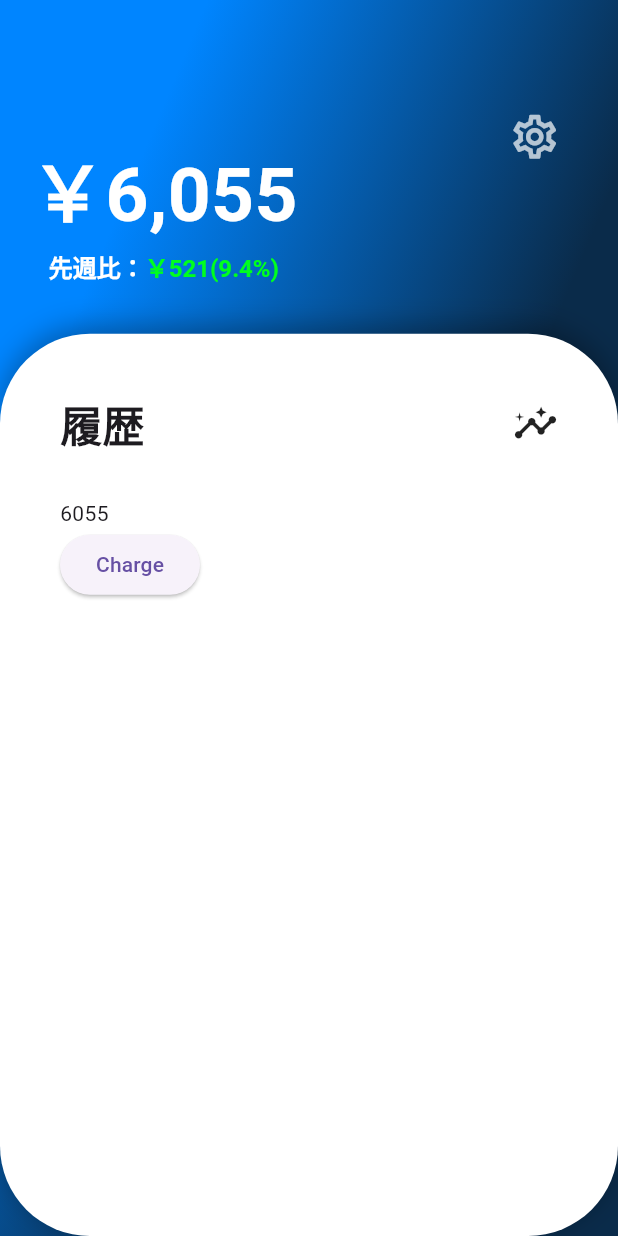
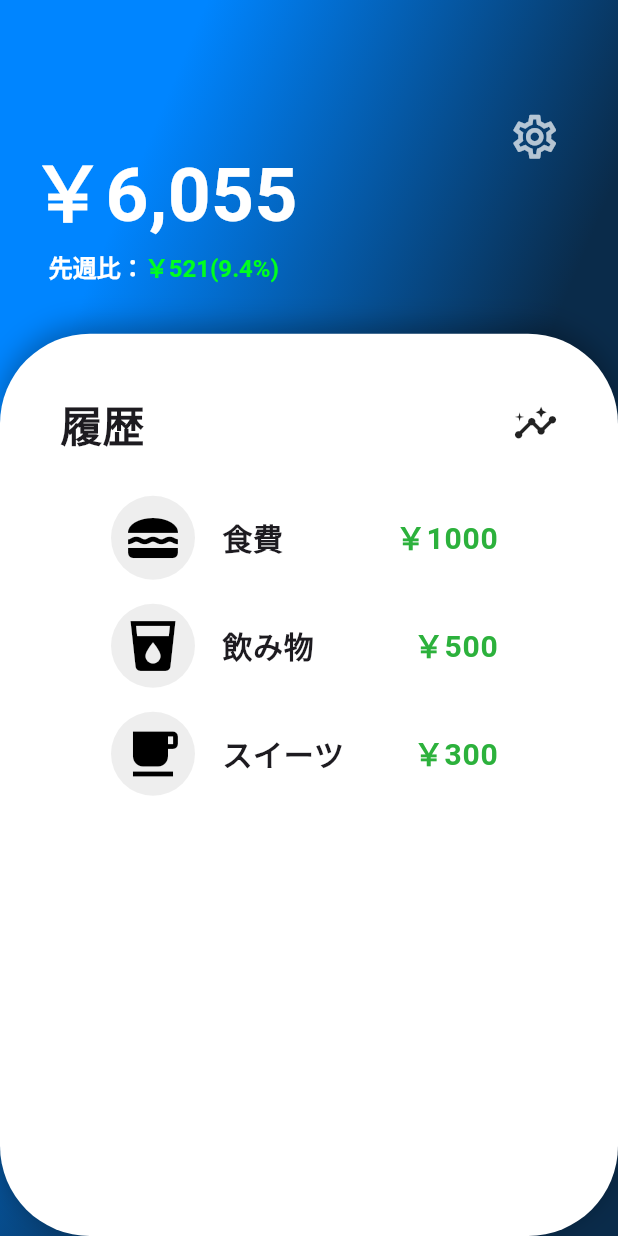
Before and after one commit to kou-nagamine/new_save_money, a Flutter app: the screen it shows after launch, on a phone screen of 412 x 824 dp. Run offline on Flutter 3.47's test engine with Material 3 defaults, Android fonts, the light colour scheme and no system bars; our stand-ins replace flutter_riverpod, riverpod_annotation, shared_preferences; missing offline and left inert: iconoir_flutter; generated files the repository leaves out were written again.

Commit message:
feat：履歴のリストコンポーネントの作成

```diff
--- a/lib/views/pages/home/components/money_history.dart
+++ b/lib/views/pages/home/components/money_history.dart
@@ -0,0 +1,67 @@
+import "package:flutter/foundation.dart";
+import "package:flutter/material.dart";
+
+class MoneyHistoryList extends StatelessWidget {
+  final List<Map<String, dynamic>> historyData;
+  MoneyHistoryList({required this.historyData});
+
+// アイコン名を文字列からIconDataに変換するメソッド
+  IconData _getIconForCategory(String categoryIcon) {
+    switch (categoryIcon) {
+      case 'food':
+        return Icons.lunch_dining;
+      case 'drink':
+        return Icons.local_drink;
+      case 'sweet':
+        return Icons.local_cafe;
+      default:
+        return Icons.help; // デフォルトアイコン
+    }
+  }
+
+  @override
+  Widget build(BuildContext context) {
+    return ListView.builder(
+      itemCount: historyData.length,
+      itemBuilder: (context, index) {
+        final item = historyData[index];
+        final String categoryName = item['categoryName'];
+        final String categoryIcon = item['categoryIcon'];
+        final int price = item['price'];
+
+        return Padding(
+          padding: const EdgeInsets.symmetric(vertical: 8.0, horizontal: 16.0),
+          child: ListTile(
+            title: Text(
+              categoryName,
+              style: TextStyle(
+              fontSize: 20,
+              fontWeight: FontWeight.bold,
+              ),
+            ),
+            leading: Container(
+              width: 60,
+              height: 60,
+              decoration: BoxDecoration(
+                color: Colors.grey[200],
+                shape: BoxShape.circle,
+              ),
+            child: Icon(
+                _getIconForCategory(categoryIcon),
+                size: 40,
+                color: Colors.black,
+              ),
+            ),
+            trailing: Text("￥$price",
+            style: TextStyle(
+              fontSize: 20,
+              fontWeight: FontWeight.bold,
+              color: Color(0xFF2CB13C)
+              ),
+           ),
+          )
+        );
+      },
+    );
+  }
+}
--- a/lib/views/pages/home/home_page.dart
+++ b/lib/views/pages/home/home_page.dart
@@ -1,6 +1,7 @@
 import 'package:flutter/material.dart';
 import 'package:flutter/widgets.dart';
 import 'package:iconoir_flutter/regular/box.dart';
+import 'components/money_history.dart';
 // import 'package:flutter_riverpod/flutter_riverpod.dart';
 
 //pages
@@ -108,20 +109,28 @@ class HomePageState extends State <HomePage> {
                       Icon(Icons.insights, size: 30),
                     ],
                   ),
-                  SizedBox(height: 30),
-                  Text('6055'),
-                  ElevatedButton(
-                    onPressed: () {
-                      Navigator.push(
-                        context,
-                        MaterialPageRoute(
-                          builder: (context) => const CalculatorPage(),
-                        ),
-                      );
-                    },
-                    child: Text('Charge')
+                  const SizedBox(height: 20),
+                  Expanded(
+                    child: MoneyHistoryList(
+                      historyData: [
+                        {
+                          'categoryName': '食費',
+                          'categoryIcon': 'food',
+                          'price': 1000,
+                        },
+                        {
+                          'categoryName': '飲み物',
+                          'categoryIcon': 'drink',
+                          'price': 500,
+                        },
+                        {
+                          'categoryName': 'スイーツ',
+                          'categoryIcon': 'sweet',
+                          'price': 300,
+                        },
+                      ],
+                    ),
                   ),
-                  SizedBox(height: 30),
               ],
             ),
           ),
```
